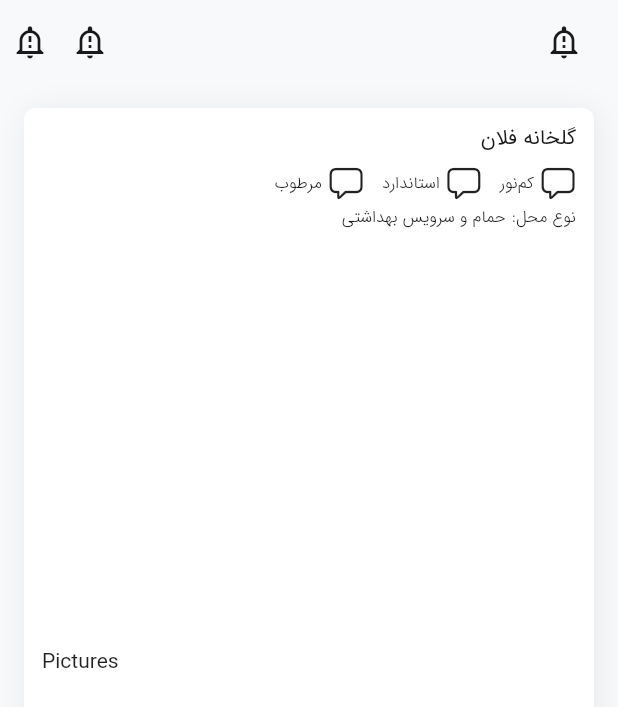
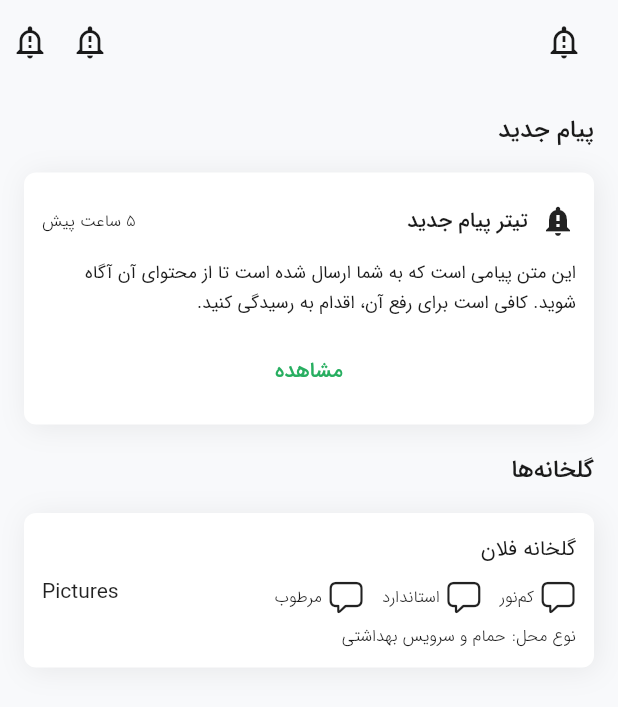
Before and after one commit to smh997/Bilche, a Flutter app: the screen it shows after launch, on a phone screen of 412 x 824 dp. Shown: the top 707 px of the screen. Run offline on Flutter 3.47's test engine with Material 2 defaults, Android fonts, the phone set to English and light mode, and no system bars.

Commit message:
lib/screens/assistant_page is updated in: editing assistant_page.dart some paddings and sizes are refactored

```diff
--- a/lib/screens/assistant_page/assistant_page.dart
+++ b/lib/screens/assistant_page/assistant_page.dart
@@ -1,8 +1,11 @@
-import 'package:bilche/screens/assistant_page/local_widgets/site_card.dart';
 import 'package:bilche/utilities/app_constants.dart';
+import 'package:bilche/utilities/themes/text_styles.dart';
 import 'package:bilche/widgets/app_bar.dart';
+import 'package:bilche/widgets/notification.dart';
 import 'package:flutter/cupertino.dart';
 import 'package:flutter/material.dart';
+
+import 'local_widgets/site_card.dart';
 
 class AssistantPage extends StatelessWidget {
   const AssistantPage({Key? key}) : super(key: key);
@@ -33,14 +36,31 @@ class AssistantPage extends StatelessWidget {
         ),
         body: Padding(
           padding: scaffoldPadding,
-          child: Center(
-              child: SiteCard(
-            title: 'گلخانه فلان',
-            lightFactor: 'کم‌نور',
-            tempFactor: 'استاندارد',
-            humidityFactor: 'مرطوب',
-            placeType: 'حمام و سرویس بهداشتی',
-          )),
+          child: Column(
+            crossAxisAlignment: CrossAxisAlignment.start,
+            children: [
+              Text('پیام جدید', style: BTypography.subtitle1),
+              SizedBox(height: extraSpacing),
+              BNotificationCard(
+                notificationType: NotificationType.Warning,
+                title: 'تیتر پیام جدید',
+                dateTime: DateTime.now().subtract(Duration(hours: 5)),
+                message:
+                    'این متن پیامی است که به شما ارسال شده است تا از محتوای آن آگاه شوید. کافی است برای رفع آن، اقدام به رسیدگی کنید.',
+                onButtonTap: () {},
+              ),
+              SizedBox(height: extraSpacing),
+              Text('گلخانه‌ها', style: BTypography.subtitle1),
+              SizedBox(height: extraSpacing),
+              SiteCard(
+                title: 'گلخانه فلان',
+                lightFactor: 'کم‌نور',
+                tempFactor: 'استاندارد',
+                humidityFactor: 'مرطوب',
+                placeType: 'حمام و سرویس بهداشتی',
+              ),
+            ],
+          ),
         ),
       ),
     );
--- a/lib/utilities/themes/text_styles.dart
+++ b/lib/utilities/themes/text_styles.dart
@@ -6,7 +6,7 @@ class BTypography {
   static TextStyle _base = TextStyle(
     fontFamily: 'IRANSansMobile(FaNum)',
     fontSize: 14.0,
-    // height: 24.0,
+    height: 1.7,
     fontWeight: FontWeight.normal,
     fontStyle: FontStyle.normal,
     color: GrayColor.g10,
@@ -25,20 +25,20 @@ class BTypography {
     overline: overline,
   );
 
-  static TextStyle headline1 = _base.copyWith(
-      fontSize: 24.0, /*height: 41.0,*/ fontWeight: FontWeight.normal);
-  static TextStyle headline2 = _base.copyWith(
-      fontSize: 21.0, /*height: 36.0,*/ fontWeight: FontWeight.w500);
-  static TextStyle headline3 = _base.copyWith(
-      fontSize: 19.0, /*height: 32.0,*/ fontWeight: FontWeight.w500);
-  static TextStyle subtitle1 = _base.copyWith(
-      fontSize: 16.0, /*height: 27.0,*/ fontWeight: FontWeight.w500);
-  static TextStyle bodyText1 = _base.copyWith(
-      fontSize: 14.0, /*height: 24.0,*/ fontWeight: FontWeight.w500);
-  static TextStyle bodyText2 = _base.copyWith(
-      fontSize: 14.0, /*height: 24.0,*/ fontWeight: FontWeight.normal);
-  static TextStyle caption = _base.copyWith(
-      fontSize: 12.0, /*height: 20.0,*/ fontWeight: FontWeight.normal);
-  static TextStyle overline = _base.copyWith(
-      fontSize: 11.0, /*height: 19.0,*/ fontWeight: FontWeight.w300);
+  static TextStyle headline1 =
+      _base.copyWith(fontSize: 24.0, fontWeight: FontWeight.normal);
+  static TextStyle headline2 =
+      _base.copyWith(fontSize: 21.0, fontWeight: FontWeight.w500);
+  static TextStyle headline3 =
+      _base.copyWith(fontSize: 19.0, fontWeight: FontWeight.w500);
+  static TextStyle subtitle1 =
+      _base.copyWith(fontSize: 16.0, fontWeight: FontWeight.w500);
+  static TextStyle bodyText1 =
+      _base.copyWith(fontSize: 14.0, fontWeight: FontWeight.w500);
+  static TextStyle bodyText2 =
+      _base.copyWith(fontSize: 14.0, fontWeight: FontWeight.normal);
+  static TextStyle caption =
+      _base.copyWith(fontSize: 12.0, fontWeight: FontWeight.normal);
+  static TextStyle overline =
+      _base.copyWith(fontSize: 11.0, fontWeight: FontWeight.w300);
 }
--- a/lib/widgets/push_button.dart
+++ b/lib/widgets/push_button.dart
@@ -29,7 +29,6 @@ class BPushButton extends StatelessWidget {
     return InkWell(
       child: Container(
         padding: buttonPadding,
-        margin: buttonPadding,
         height: buttonHeight,
         alignment: Alignment.center,
         decoration: BoxDecoration(
```
